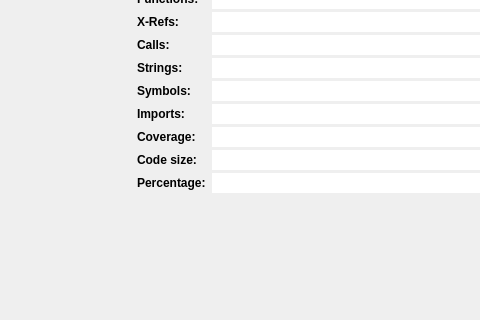
The window that src/widgets/Dashboard.ui (rizinorg/cutter) describes before a commit, drawn with Qt 5; both pictures show x 0 to 480 and y 487 to 807 of the 1055 by 999 pixel window.
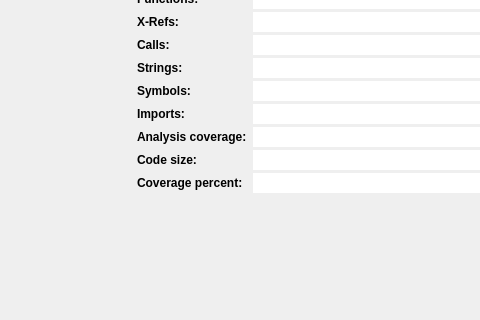
The same window after the commit.

Commit message: Rename labels to make meaning of the corresponding fields more clear

What changed in the file:
```diff
--- a/src/widgets/Dashboard.ui
+++ b/src/widgets/Dashboard.ui
@@ -1240,7 +1240,7 @@
                     </font>
                    </property>
                    <property name="text">
-                    <string>Coverage:</string>
+                    <string>Analysis coverage:</string>
                    </property>
                   </widget>
                  </item>
@@ -1286,7 +1286,7 @@
                     </font>
                    </property>
                    <property name="text">
-                    <string>Percentage:</string>
+                    <string>Coverage percent:</string>
                    </property>
                   </widget>
                  </item>
```
